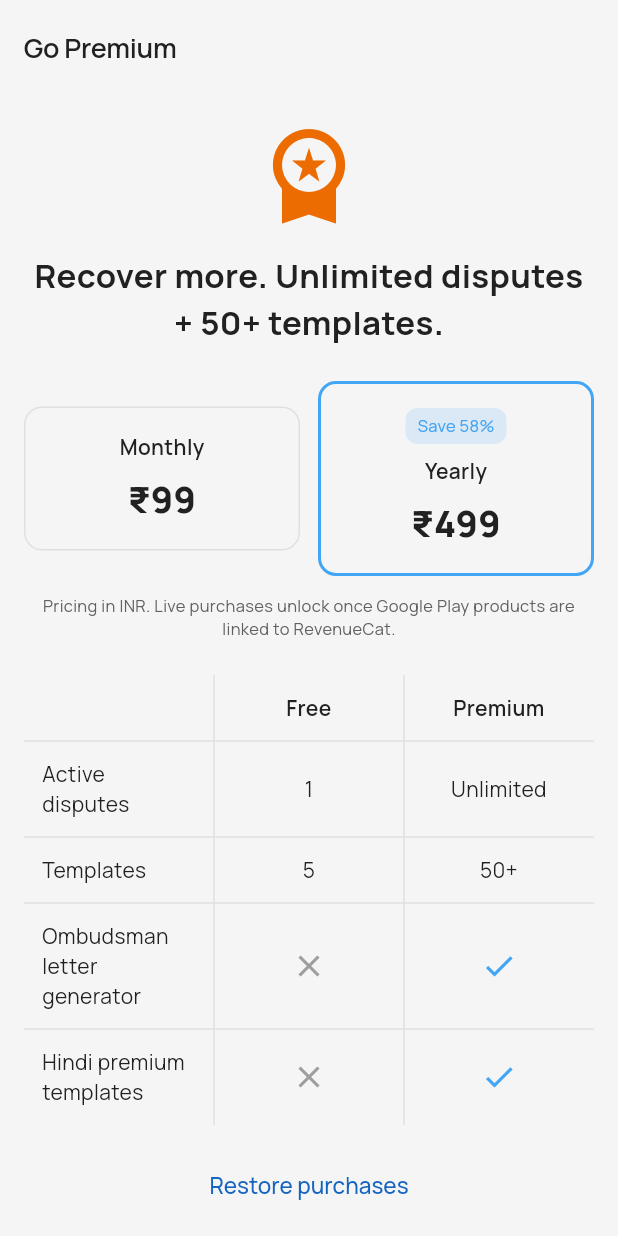
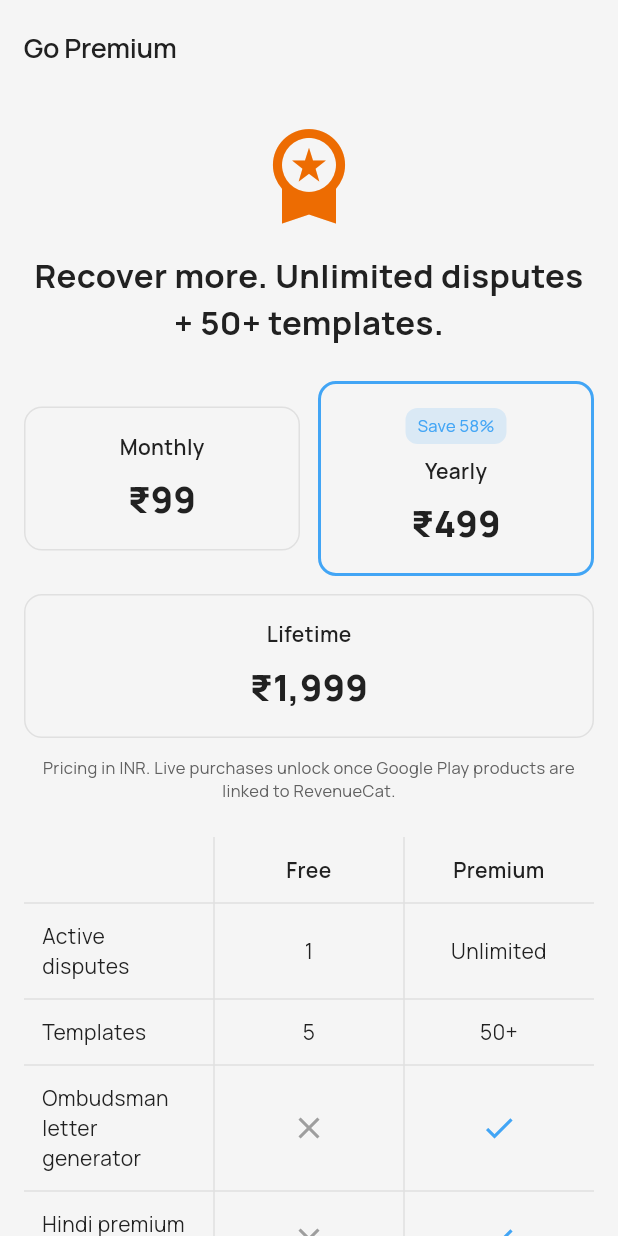
Before and after one commit to aasheesh333/RefundRadar, a Flutter app: the PaywallPage screen opened by its route, on a phone screen of 412 x 824 dp. Run offline on Flutter 3.47's test engine with Material 3 defaults, Android fonts, the phone set to English and light mode, and no system bars; our stand-ins replace cloud_firestore, firebase_analytics, firebase_auth, firebase_core, firebase_crashlytics, firebase_messaging and 8 more; missing offline and left inert: onesignal_flutter, purchases_flutter; accounts and stored records are empty; network calls fail.

Commit message:
feat(paywall): add ₹1,999 lifetime plan to INR fallback pricing
Notion plan complete now: Monthly ₹99 / Yearly ₹499 / Lifetime ₹1,999.
The lifetime card shows full-width below the monthly+yearly row, mirroring
the layout used when real RevenueCat packages are present.

```diff
--- a/lib/features/paywall/paywall_page.dart
+++ b/lib/features/paywall/paywall_page.dart
@@ -251,6 +251,23 @@ class _PaywallPageState extends ConsumerState<PaywallPage> {
             ],
           ),
           const SizedBox(height: 12),
+          _PlanCard(
+            title: 'Lifetime',
+            price: '₹1,999',
+            highlighted: false,
+            fullWidth: true,
+            onTap: _purchasingPackageId == null
+                ? () => scaffoldMessenger.showSnackBar(
+                      const SnackBar(
+                        content: Text(
+                            'Purchase unavailable in this build. Once Play Store products are configured, tapping here will start the ₹1,999 one-time lifetime purchase.'),
+                        duration: Duration(seconds: 4),
+                      ),
+                    )
+                : null,
+            loading: false,
+          ),
+          const SizedBox(height: 12),
           Padding(
             padding: const EdgeInsets.symmetric(horizontal: 8),
             child: Text(
```
